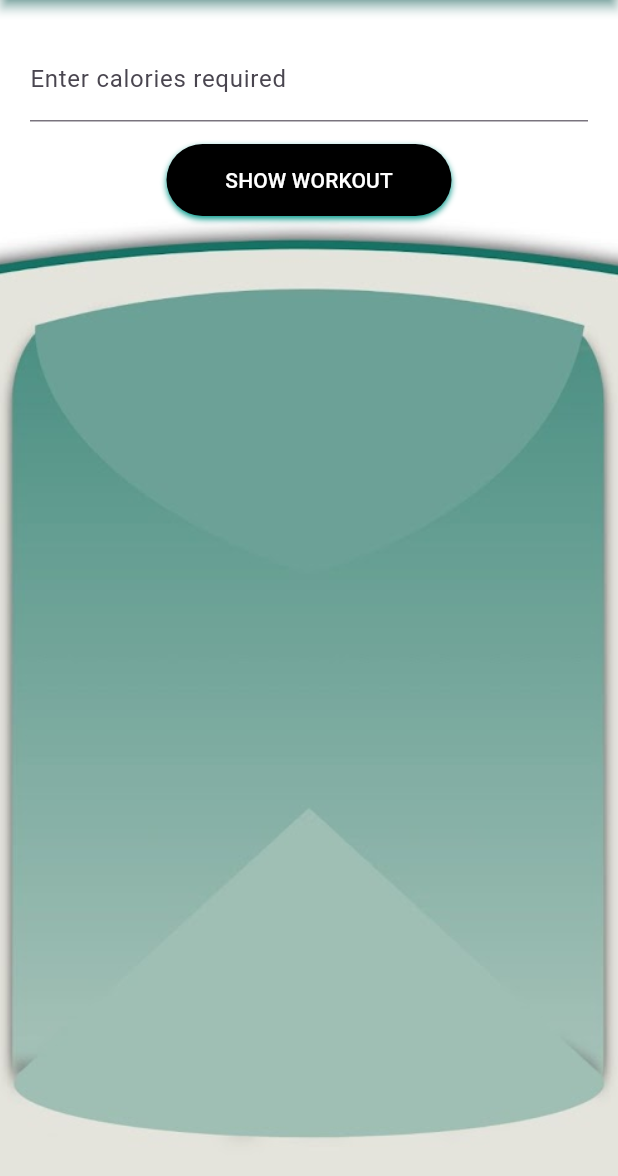
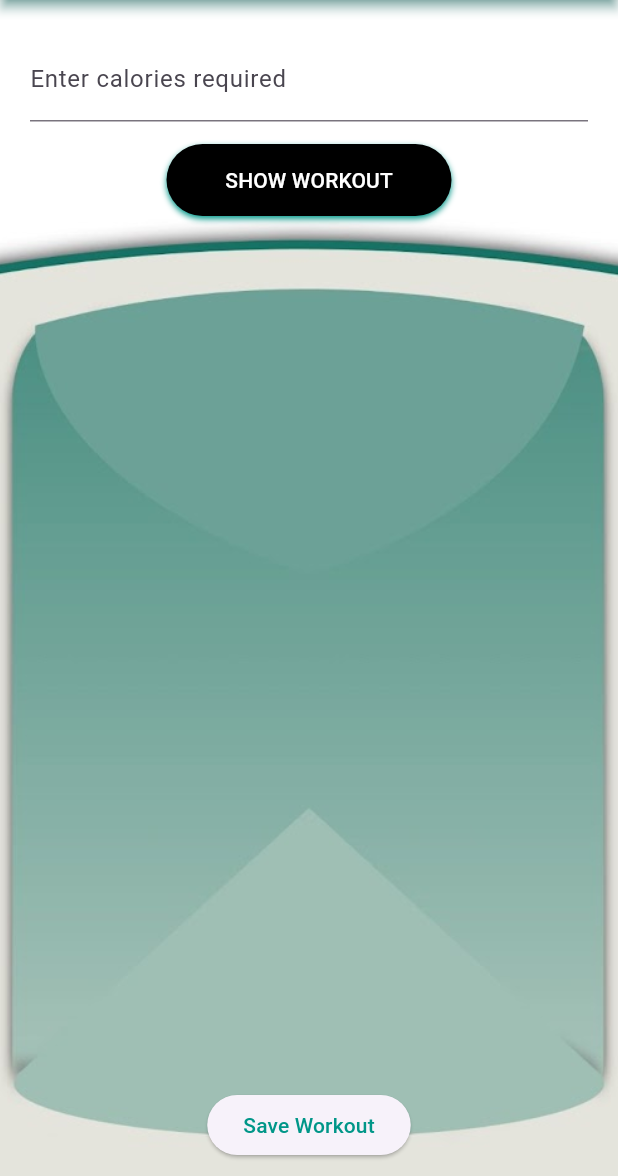
Before and after one commit to SDGP-93/FitFlow, a Flutter app: the BMRPage screen opened directly, after a tap on "Generate Workout Plan", on a phone screen of 412 x 824 dp, the part 60-1236 px from its top. Run offline on Flutter 3.47's test engine with Material 3 defaults, Android fonts, the phone set to English and light mode, and no system bars; our stand-ins replace cloud_firestore, firebase_auth, firebase_core, fl_chart, geolocator, sensors; accounts and stored records are empty.

Commit message:
page navigation updated

```diff
--- a/lib/Screens/TDEE_Test.dart
+++ b/lib/Screens/TDEE_Test.dart
@@ -235,6 +235,7 @@ class _BMRPageState extends State<BMRPage> {
                       ),
                     ),
                     onPressed: () {
+                      Navigator.pop(context); // Close the current page
                       Navigator.push(
                         context,
                         MaterialPageRoute(builder: (context) => WorkoutPage()),
--- a/lib/Screens/WorkoutPlanTest.dart
+++ b/lib/Screens/WorkoutPlanTest.dart
@@ -1,6 +1,9 @@
 import 'dart:convert';
 import 'package:flutter/material.dart';
 import 'package:http/http.dart' as http;
+import 'package:firebase_auth/firebase_auth.dart';
+import 'package:cloud_firestore/cloud_firestore.dart';
+import 'package:url_launcher/url_launcher.dart';
 
 import 'common_navbar.dart';
 
@@ -12,6 +15,8 @@ class WorkoutPage extends StatefulWidget {
 class _WorkoutPageState extends State<WorkoutPage> {
   TextEditingController _caloriesController = TextEditingController();
   List<dynamic> _workouts = [];
+  final FirebaseAuth _auth = FirebaseAuth.instance;
+  final FirebaseFirestore _firestore = FirebaseFirestore.instance;
 
   Future<void> _generateWorkout() async {
     final response = await http.post(
@@ -30,6 +35,29 @@ class _WorkoutPageState extends State<WorkoutPage> {
       });
     } else {
       throw Exception('Failed to load workout');
+    }
+  }
+
+  Future<void> _saveWorkoutToFirestore() async {
+    User? user = _auth.currentUser;
+    if (user != null) {
+      String userId = user.uid;
+      CollectionReference savedWorkoutsCollection =
+      _firestore.collection('users').doc(userId).collection('SavedWorkouts');
+
+      // Fetch existing documents and delete them
+      QuerySnapshot querySnapshot = await savedWorkoutsCollection.get();
+      for (QueryDocumentSnapshot docSnapshot in querySnapshot.docs) {
+        await docSnapshot.reference.delete();
+      }
+
+      // Add each workout to the collection
+      _workouts.forEach((workout) async {
+        await savedWorkoutsCollection.add(workout);
+      });
+
+      // Close the page after saving
+      Navigator.pop(context);
     }
   }
 
@@ -123,6 +151,16 @@ class _WorkoutPageState extends State<WorkoutPage> {
                   },
                 ),
               ),
+              SizedBox(height: 15),
+              ElevatedButton(
+                onPressed: _saveWorkoutToFirestore,
+                child: Text(
+                  'Save Workout',
+                  style: TextStyle(
+                    color: Colors.teal,
+                  ),
+                ),
+              ),
             ],
           ),
         ),
--- a/lib/Screens/stepsCounter.dart
+++ b/lib/Screens/stepsCounter.dart
@@ -121,6 +121,8 @@ class _StepCountPageState extends State<StepCountPage> {
   @override
   Widget build(BuildContext context) {
     return Scaffold(
+      resizeToAvoidBottomInset: false,
+      extendBodyBehindAppBar: true,
       appBar: CommonNavBar(),
       body: Container(
         decoration: BoxDecoration(
@@ -130,7 +132,7 @@ class _StepCountPageState extends State<StepCountPage> {
           ),
         ),
         child: Padding(
-          padding: EdgeInsets.only(top: 185),
+          padding: EdgeInsets.only(top: 225),
           child: Center(
             child: Column(
               mainAxisAlignment: MainAxisAlignment.start,
--- a/pubspec.yaml
+++ b/pubspec.yaml
@@ -48,6 +48,7 @@ dependencies:
   provider: ^5.0.0
   sensors: ^2.0.3
   geolocator: ^7.6.2
+  path_provider: ^2.0.2
 
 dev_dependencies:
   flutter_test:
```
